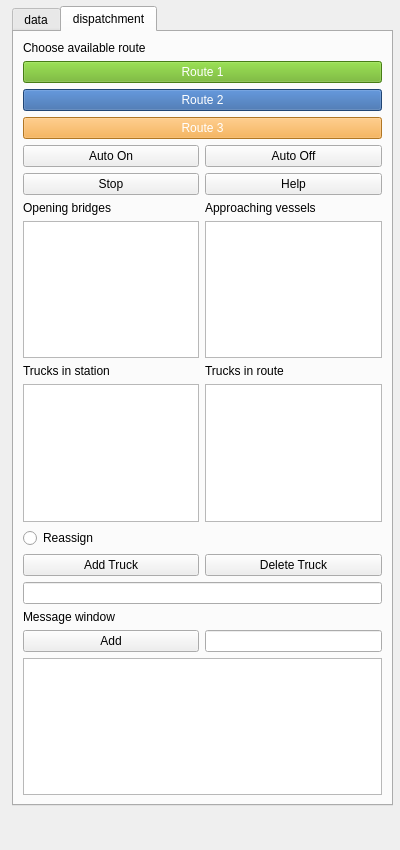
Above: DispatchHero/new_proposal.ui from pimklaassen/GEO1005 before the change. Below: the same form after it.
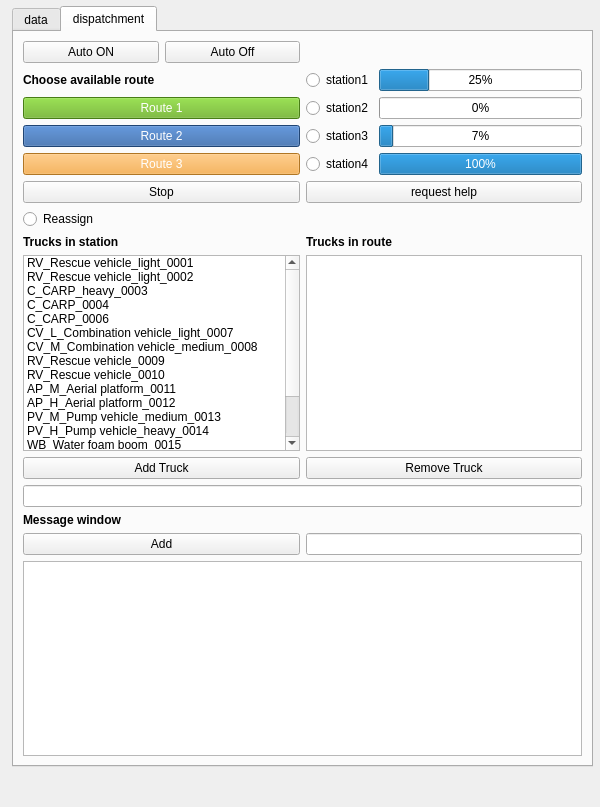
That is the form after the change. The open tabs and pages were chosen to show the change.

Diff of the .ui file:
```diff
--- a/DispatchHero/new_proposal.ui
+++ b/DispatchHero/new_proposal.ui
@@ -6,13 +6,13 @@
    <rect>
     <x>0</x>
     <y>0</y>
-    <width>400</width>
-    <height>850</height>
+    <width>600</width>
+    <height>807</height>
    </rect>
   </property>
   <property name="maximumSize">
    <size>
-    <width>400</width>
+    <width>600</width>
     <height>850</height>
    </size>
   </property>
@@ -25,8 +25,8 @@
      <rect>
       <x>12</x>
       <y>6</y>
-      <width>381</width>
-      <height>800</height>
+      <width>581</width>
+      <height>761</height>
      </rect>
     </property>
     <property name="sizePolicy">
@@ -96,9 +96,12 @@
        </layout>
       </item>
       <item>
-       <spacer name="verticalSpacer">
-        <property name="orientation">
-         <enum>Qt::Vertical</enum>
+       <widget class="QLabel" name="label_2">
+        <property name="font">
+         <font>
+          <weight>75</weight>
+          <bold>true</bold>
+         </font>
         </property>
         <property name="sizeHint" stdset="0">
          <size>
@@ -106,7 +109,26 @@
           <height>40</height>
          </size>
         </property>
-       </spacer>
+       </widget>
+      </item>
+      <item>
+       <widget class="QListWidget" name="bridgesList"/>
+      </item>
+      <item>
+       <widget class="QLabel" name="label_4">
+        <property name="font">
+         <font>
+          <weight>75</weight>
+          <bold>true</bold>
+         </font>
+        </property>
+        <property name="text">
+         <string>Approaching vessels</string>
+        </property>
+       </widget>
+      </item>
+      <item>
+       <widget class="QListWidget" name="vesselsList"/>
       </item>
       <item>
        <widget class="QPushButton" name="drawPolygonButton">
@@ -153,161 +175,330 @@
      <attribute name="title">
       <string>dispatchment</string>
      </attribute>
-     <layout class="QVBoxLayout" name="verticalLayout_3">
-      <item>
-       <widget class="QLabel" name="label_8">
-        <property name="text">
-         <string>Choose available route</string>
-        </property>
-       </widget>
-      </item>
-      <item>
-       <widget class="QPushButton" name="Route1">
-        <property name="autoFillBackground">
-         <bool>false</bool>
-        </property>
-        <property name="styleSheet">
-         <string notr="true">background-color: rgb(100, 175, 29); color: white;</string>
-        </property>
-        <property name="text">
-         <string>Route 1</string>
-        </property>
-       </widget>
-      </item>
-      <item>
-       <widget class="QPushButton" name="Route2">
-        <property name="styleSheet">
-         <string notr="true">background-color: rgb(45, 96, 163); color: white;</string>
-        </property>
-        <property name="text">
-         <string>Route 2</string>
-        </property>
-       </widget>
-      </item>
-      <item>
-       <widget class="QPushButton" name="Route3">
-        <property name="styleSheet">
-         <string notr="true">background-color: rgb(247, 165, 51); color: white;</string>
-        </property>
-        <property name="text">
-         <string>Route 3</string>
-        </property>
-       </widget>
-      </item>
+     <layout class="QVBoxLayout" name="verticalLayout">
       <item>
        <layout class="QGridLayout" name="gridLayout_2">
+        <item row="1" column="0">
+         <widget class="QLabel" name="label_8">
+          <property name="font">
+           <font>
+            <weight>75</weight>
+            <bold>true</bold>
+           </font>
+          </property>
+          <property name="text">
+           <string>Choose available route</string>
+          </property>
+         </widget>
+        </item>
+        <item row="3" column="1">
+         <layout class="QHBoxLayout" name="horizontalLayout_4">
+          <item>
+           <widget class="QRadioButton" name="Station3">
+            <property name="text">
+             <string>station3</string>
+            </property>
+           </widget>
+          </item>
+          <item>
+           <widget class="QProgressBar" name="Station_3_status">
+            <property name="maximum">
+             <number>100</number>
+            </property>
+            <property name="value">
+             <number>7</number>
+            </property>
+           </widget>
+          </item>
+         </layout>
+        </item>
         <item row="1" column="1">
+         <layout class="QHBoxLayout" name="horizontalLayout_3">
+          <item>
+           <widget class="QRadioButton" name="Station1">
+            <property name="text">
+             <string>station1</string>
+            </property>
+           </widget>
+          </item>
+          <item>
+           <widget class="QProgressBar" name="Station_1_status">
+            <property name="value">
+             <number>25</number>
+            </property>
+           </widget>
+          </item>
+         </layout>
+        </item>
+        <item row="4" column="1">
+         <layout class="QHBoxLayout" name="horizontalLayout_5">
+          <item>
+           <widget class="QRadioButton" name="Station4">
+            <property name="text">
+             <string>station4</string>
+            </property>
+           </widget>
+          </item>
+          <item>
+           <widget class="QProgressBar" name="Station_4_status">
+            <property name="value">
+             <number>100</number>
+            </property>
+           </widget>
+          </item>
+         </layout>
+        </item>
+        <item row="2" column="0">
+         <widget class="QPushButton" name="Route1">
+          <property name="autoFillBackground">
+           <bool>false</bool>
+          </property>
+          <property name="styleSheet">
+           <string notr="true">background-color: rgb(100, 175, 29); color: white;</string>
+          </property>
+          <property name="text">
+           <string>Route 1</string>
+          </property>
+         </widget>
+        </item>
+        <item row="3" column="0">
+         <widget class="QPushButton" name="Route2">
+          <property name="styleSheet">
+           <string notr="true">background-color: rgb(45, 96, 163); color: white;</string>
+          </property>
+          <property name="text">
+           <string>Route 2</string>
+          </property>
+         </widget>
+        </item>
+        <item row="2" column="1">
+         <layout class="QHBoxLayout" name="horizontalLayout_2">
+          <item>
+           <widget class="QRadioButton" name="Station2">
+            <property name="text">
+             <string>station2</string>
+            </property>
+           </widget>
+          </item>
+          <item>
+           <widget class="QProgressBar" name="Station_2_status">
+            <property name="value">
+             <number>0</number>
+            </property>
+           </widget>
+          </item>
+         </layout>
+        </item>
+        <item row="6" column="1">
          <widget class="QPushButton" name="Help">
           <property name="text">
-           <string>Help</string>
+           <string>request help</string>
           </property>
          </widget>
         </item>
         <item row="4" column="0">
+         <widget class="QPushButton" name="Route3">
+          <property name="styleSheet">
+           <string notr="true">background-color: rgb(247, 165, 51); color: white;</string>
+          </property>
+          <property name="text">
+           <string>Route 3</string>
+          </property>
+         </widget>
+        </item>
+        <item row="8" column="0">
          <widget class="QLabel" name="label_5">
+          <property name="font">
+           <font>
+            <weight>75</weight>
+            <bold>true</bold>
+           </font>
+          </property>
           <property name="text">
            <string>Trucks in station</string>
           </property>
          </widget>
         </item>
-        <item row="5" column="1">
-         <widget class="QListWidget" name="Trucks_in_route"/>
-        </item>
-        <item row="4" column="1">
-         <widget class="QLabel" name="label_6">
-          <property name="text">
-           <string>Trucks in route</string>
-          </property>
-         </widget>
-        </item>
-        <item row="0" column="1">
-         <widget class="QPushButton" name="Auto_OFF">
-          <property name="text">
-           <string>Auto Off</string>
-          </property>
-         </widget>
-        </item>
-        <item row="2" column="0">
-         <widget class="QLabel" name="label_2">
-          <property name="text">
-           <string>Opening bridges</string>
-          </property>
-         </widget>
-        </item>
-        <item row="1" column="0">
-         <widget class="QPushButton" name="Stop">
-          <property name="text">
-           <string>Stop</string>
-          </property>
-         </widget>
-        </item>
-        <item row="3" column="1">
-         <widget class="QListWidget" name="vesselsList"/>
-        </item>
-        <item row="2" column="1">
-         <widget class="QLabel" name="label_4">
-          <property name="text">
-           <string>Approaching vessels</string>
-          </property>
-         </widget>
-        </item>
-        <item row="5" column="0">
-         <widget class="QListWidget" name="In_station_list"/>
-        </item>
-        <item row="3" column="0">
-         <widget class="QListWidget" name="bridgesList"/>
-        </item>
-        <item row="0" column="0">
-         <widget class="QPushButton" name="Auto_ON">
-          <property name="text">
-           <string>Auto On</string>
-          </property>
-         </widget>
-        </item>
-        <item row="6" column="0">
-         <widget class="QRadioButton" name="Reassign">
-          <property name="text">
-           <string>Reassign</string>
-          </property>
-         </widget>
-        </item>
-        <item row="7" column="1">
+        <item row="12" column="1">
          <widget class="QPushButton" name="Delete_truck">
           <property name="text">
-           <string>Delete Truck</string>
+           <string>Remove Truck</string>
           </property>
          </widget>
         </item>
-        <item row="8" column="0" colspan="2">
+        <item row="13" column="0" colspan="2">
          <widget class="QLineEdit" name="Truck_text"/>
         </item>
-        <item row="7" column="0">
+        <item row="12" column="0">
          <widget class="QPushButton" name="Add_truck">
           <property name="text">
            <string>Add Truck</string>
           </property>
          </widget>
         </item>
-        <item row="9" column="0">
+        <item row="14" column="0">
          <widget class="QLabel" name="label_7">
+          <property name="font">
+           <font>
+            <weight>75</weight>
+            <bold>true</bold>
+           </font>
+          </property>
           <property name="text">
            <string>Message window</string>
           </property>
          </widget>
         </item>
-        <item row="10" column="0">
+        <item row="15" column="0">
          <widget class="QPushButton" name="Add_message">
           <property name="text">
            <string>Add</string>
           </property>
          </widget>
         </item>
-        <item row="11" column="0" colspan="2">
-         <widget class="QListWidget" name="Message_display"/>
+        <item row="8" column="1">
+         <widget class="QLabel" name="label_6">
+          <property name="font">
+           <font>
+            <weight>75</weight>
+            <bold>true</bold>
+           </font>
+          </property>
+          <property name="text">
+           <string>Trucks in route</string>
+          </property>
+         </widget>
         </item>
-        <item row="10" column="1">
+        <item row="6" column="0">
+         <widget class="QPushButton" name="Stop">
+          <property name="text">
+           <string>Stop</string>
+          </property>
+         </widget>
+        </item>
+        <item row="9" column="1">
+         <widget class="QListWidget" name="Trucks_in_route"/>
+        </item>
+        <item row="15" column="1">
          <widget class="QLineEdit" name="Route_message"/>
         </item>
+        <item row="16" column="0" colspan="2">
+         <widget class="QListWidget" name="Message_display"/>
+        </item>
+        <item row="7" column="0">
+         <widget class="QRadioButton" name="Reassign">
+          <property name="text">
+           <string>Reassign</string>
+          </property>
+         </widget>
+        </item>
+        <item row="9" column="0">
+         <widget class="QListWidget" name="In_station_list">
+          <item>
+           <property name="text">
+            <string>RV_Rescue vehicle_light_0001</string>
+           </property>
+          </item>
+          <item>
+           <property name="text">
+            <string>RV_Rescue vehicle_light_0002</string>
+           </property>
+          </item>
+          <item>
+           <property name="text">
+            <string>C_CARP_heavy_0003</string>
+           </property>
+          </item>
+          <item>
+           <property name="text">
+            <string>C_CARP_0004</string>
+           </property>
+          </item>
+          <item>
+           <property name="text">
+            <string>C_CARP_0006</string>
+           </property>
+          </item>
+          <item>
+           <property name="text">
+            <string>CV_L_Combination vehicle_light_0007</string>
+           </property>
+          </item>
+          <item>
+           <property name="text">
+            <string>CV_M_Combination vehicle_medium_0008</string>
+           </property>
+          </item>
+          <item>
+           <property name="text">
+            <string>RV_Rescue vehicle_0009</string>
+           </property>
+          </item>
+          <item>
+           <property name="text">
+            <string>RV_Rescue vehicle_0010</string>
+           </property>
+          </item>
+          <item>
+           <property name="text">
+            <string>AP_M_Aerial platform_0011</string>
+           </property>
+          </item>
+          <item>
+           <property name="text">
+            <string>AP_H_Aerial platform_0012</string>
+           </property>
+          </item>
+          <item>
+           <property name="text">
+            <string>PV_M_Pump vehicle_medium_0013</string>
+           </property>
+          </item>
+          <item>
+           <property name="text">
+            <string>PV_H_Pump vehicle_heavy_0014</string>
+           </property>
+          </item>
+          <item>
+           <property name="text">
+            <string>WB_Water foam boom_0015</string>
+           </property>
+          </item>
+          <item>
+           <property name="text">
+            <string>WB_Water foam boom_0016</string>
+           </property>
+          </item>
+          <item>
+           <property name="text">
+            <string>WV_Watertank vehicle_0017</string>
+           </property>
+          </item>
+          <item>
+           <property name="text">
+            <string>WV_Watertank vehicle_0018</string>
+           </property>
+          </item>
+         </widget>
+        </item>
+        <item row="0" column="0">
+         <layout class="QHBoxLayout" name="horizontalLayout_6">
+          <item>
+           <widget class="QPushButton" name="Auto_ON">
+            <property name="text">
+             <string>Auto ON</string>
+            </property>
+           </widget>
+          </item>
+          <item>
+           <widget class="QPushButton" name="Auto_OFF">
+            <property name="text">
+             <string>Auto Off</string>
+            </property>
+           </widget>
+          </item>
+         </layout>
+        </item>
        </layout>
       </item>
      </layout>
```
Left out of the diff: 18 changed lines with no effect on the pictures.
